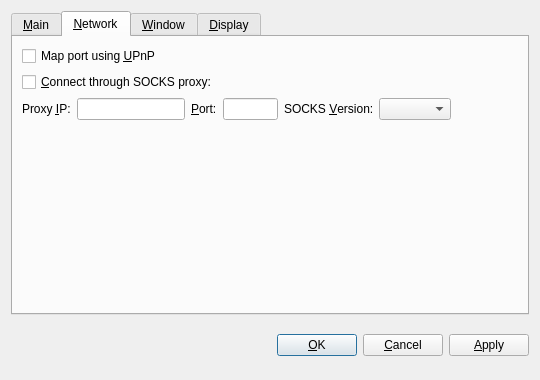
First picture: the form in src/qt/forms/optionsdialog.ui, repository antonjuniordev/DonCoin, before the edit.
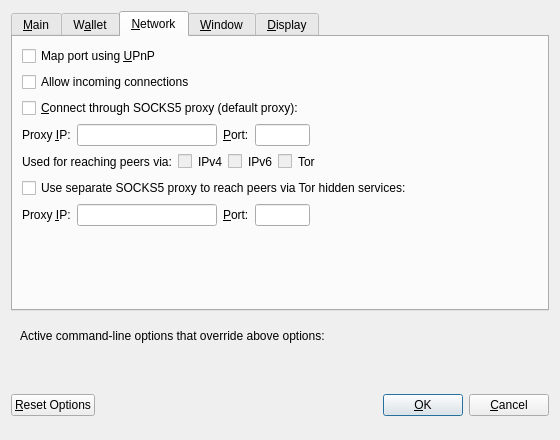
Second picture: the form after the edit. The open tabs and pages were chosen to show the change. Custom widgets are drawn as their Qt base class.

The edit to the form file:
```diff
--- a/src/qt/forms/optionsdialog.ui
+++ b/src/qt/forms/optionsdialog.ui
@@ -6,8 +6,8 @@
    <rect>
     <x>0</x>
     <y>0</y>
-    <width>540</width>
-    <height>380</height>
+    <width>560</width>
+    <height>440</height>
    </rect>
   </property>
   <property name="windowTitle">
@@ -19,11 +19,8 @@
   <layout class="QVBoxLayout" name="verticalLayout">
    <item>
     <widget class="QTabWidget" name="tabWidget">
-     <property name="tabPosition">
-      <enum>QTabWidget::North</enum>
-     </property>
      <property name="currentIndex">
-      <number>1</number>
+      <number>0</number>
      </property>
      <widget class="QWidget" name="tabMain">
       <attribute name="title">
@@ -31,38 +28,45 @@
       </attribute>
       <layout class="QVBoxLayout" name="verticalLayout_Main">
        <item>
-        <widget class="QLabel" name="transactionFeeInfoLabel">
+        <widget class="QCheckBox" name="doncoinAtStartup">
+         <property name="toolTip">
+          <string>Automatically start %1 after logging in to the system.</string>
+         </property>
          <property name="text">
-          <string>Optional transaction fee per kB that helps make sure your transactions are processed quickly. Most transactions are 1 kB. Fee 0.01 recommended.</string>
+          <string>&amp;Start %1 on system login</string>
          </property>
-         <property name="textFormat">
-          <enum>Qt::PlainText</enum>
-         </property>
-         <property name="wordWrap">
-          <bool>true</bool>
-         </property>
         </widget>
        </item>
        <item>
-        <layout class="QHBoxLayout" name="horizontalLayout_Main">
+        <layout class="QHBoxLayout" name="horizontalLayout_2_Main">
          <item>
-          <widget class="QLabel" name="transactionFeeLabel">
+          <widget class="QLabel" name="databaseCacheLabel">
            <property name="text">
-            <string>Pay transaction &amp;fee</string>
+            <string>Size of &amp;database cache</string>
            </property>
            <property name="textFormat">
             <enum>Qt::PlainText</enum>
            </property>
            <property name="buddy">
-            <cstring>transactionFee</cstring>
+            <cstring>databaseCache</cstring>
            </property>
           </widget>
          </item>
          <item>
-          <widget class="BitcoinAmountField" name="transactionFee"/>
+          <widget class="QSpinBox" name="databaseCache"/>
          </item>
          <item>
-          <spacer name="horizontalSpacer_Main">
+          <widget class="QLabel" name="databaseCacheUnitLabel">
+           <property name="text">
+            <string>MB</string>
+           </property>
+           <property name="textFormat">
+            <enum>Qt::PlainText</enum>
+           </property>
+          </widget>
+         </item>
+         <item>
+          <spacer name="horizontalSpacer_2_Main">
            <property name="orientation">
             <enum>Qt::Horizontal</enum>
            </property>
@@ -77,24 +81,41 @@
         </layout>
        </item>
        <item>
-        <widget class="QCheckBox" name="bitcoinAtStartup">
-         <property name="toolTip">
-          <string>Automatically start DonCoin after logging in to the system.</string>
-         </property>
-         <property name="text">
-          <string>&amp;Start DonCoin on system login</string>
-         </property>
-        </widget>
-       </item>
-       <item>
-        <widget class="QCheckBox" name="detachDatabases">
-         <property name="toolTip">
-          <string>Detach block and address databases at shutdown. This means they can be moved to another data directory, but it slows down shutdown. The wallet is always detached.</string>
-         </property>
-         <property name="text">
-          <string>&amp;Detach databases at shutdown</string>
-         </property>
-        </widget>
+        <layout class="QHBoxLayout" name="horizontalLayout_3_Main">
+         <item>
+          <widget class="QLabel" name="threadsScriptVerifLabel">
+           <property name="text">
+            <string>Number of script &amp;verification threads</string>
+           </property>
+           <property name="textFormat">
+            <enum>Qt::PlainText</enum>
+           </property>
+           <property name="buddy">
+            <cstring>threadsScriptVerif</cstring>
+           </property>
+          </widget>
+         </item>
+         <item>
+          <widget class="QSpinBox" name="threadsScriptVerif">
+           <property name="toolTip">
+            <string>(0 = auto, &lt;0 = leave that many cores free)</string>
+           </property>
+          </widget>
+         </item>
+         <item>
+          <spacer name="horizontalSpacer_3_Main">
+           <property name="orientation">
+            <enum>Qt::Horizontal</enum>
+           </property>
+           <property name="sizeHint" stdset="0">
+            <size>
+             <width>40</width>
+             <height>20</height>
+            </size>
+           </property>
+          </spacer>
+         </item>
+        </layout>
        </item>
        <item>
         <spacer name="verticalSpacer_Main">
@@ -111,6 +132,55 @@
        </item>
       </layout>
      </widget>
+     <widget class="QWidget" name="tabWallet">
+      <attribute name="title">
+       <string>W&amp;allet</string>
+      </attribute>
+      <layout class="QVBoxLayout" name="verticalLayout_Wallet">
+       <item>
+        <widget class="QGroupBox" name="groupBox">
+         <property name="title">
+          <string>Expert</string>
+         </property>
+         <layout class="QVBoxLayout" name="verticalLayout_2">
+          <item>
+           <widget class="QCheckBox" name="coinControlFeatures">
+            <property name="toolTip">
+             <string>Whether to show coin control features or not.</string>
+            </property>
+            <property name="text">
+             <string>Enable coin &amp;control features</string>
+            </property>
+           </widget>
+          </item>
+          <item>
+           <widget class="QCheckBox" name="spendZeroConfChange">
+            <property name="toolTip">
+             <string>If you disable the spending of unconfirmed change, the change from a transaction cannot be used until that transaction has at least one confirmation. This also affects how your balance is computed.</string>
+            </property>
+            <property name="text">
+             <string>&amp;Spend unconfirmed change</string>
+            </property>
+           </widget>
+          </item>
+         </layout>
+        </widget>
+       </item>
+       <item>
+        <spacer name="verticalSpacer_Wallet">
+         <property name="orientation">
+          <enum>Qt::Vertical</enum>
+         </property>
+         <property name="sizeHint" stdset="0">
+          <size>
+           <width>20</width>
+           <height>40</height>
+          </size>
+         </property>
+        </spacer>
+       </item>
+      </layout>
+     </widget>
      <widget class="QWidget" name="tabNetwork">
       <attribute name="title">
        <string>&amp;Network</string>
@@ -126,18 +196,28 @@
          </property>
         </widget>
        </item>
+       <item>
+        <widget class="QCheckBox" name="allowIncoming">
+         <property name="toolTip">
+          <string>Accept connections from outside</string>
+         </property>
+         <property name="text">
+          <string>Allow incoming connections</string>
+         </property>
+        </widget>
+       </item>
        <item>
         <widget class="QCheckBox" name="connectSocks">
          <property name="toolTip">
-          <string>Connect to the DonCoin network through a SOCKS proxy (e.g. when connecting through Tor).</string>
+          <string>Connect to the DonCoin network through a SOCKS5 proxy.</string>
          </property>
          <property name="text">
-          <string>&amp;Connect through SOCKS proxy:</string>
+          <string>&amp;Connect through SOCKS5 proxy (default proxy):</string>
          </property>
         </widget>
        </item>
        <item>
-        <layout class="QHBoxLayout" name="horizontalLayout_Network">
+        <layout class="QHBoxLayout" name="horizontalLayout_1_Network">
          <item>
           <widget class="QLabel" name="proxyIpLabel">
            <property name="text">
@@ -153,6 +233,12 @@
          </item>
          <item>
           <widget class="QValidatedLineEdit" name="proxyIp">
+           <property name="minimumSize">
+            <size>
+             <width>140</width>
+             <height>0</height>
+            </size>
+           </property>
            <property name="maximumSize">
             <size>
              <width>140</width>
@@ -160,7 +246,7 @@
             </size>
            </property>
            <property name="toolTip">
-            <string>IP address of the proxy (e.g. 127.0.0.1)</string>
+            <string>IP address of the proxy (e.g. IPv4: 127.0.0.1 / IPv6: ::1)</string>
            </property>
           </widget>
          </item>
@@ -179,6 +265,12 @@
          </item>
          <item>
           <widget class="QLineEdit" name="proxyPort">
+           <property name="minimumSize">
+            <size>
+             <width>55</width>
+             <height>0</height>
+            </size>
+           </property>
            <property name="maximumSize">
             <size>
              <width>55</width>
@@ -191,27 +283,194 @@
           </widget>
          </item>
          <item>
-          <widget class="QLabel" name="socksVersionLabel">
+          <spacer name="horizontalSpacer_1_Network">
+           <property name="orientation">
+            <enum>Qt::Horizontal</enum>
+           </property>
+           <property name="sizeHint" stdset="0">
+            <size>
+             <width>40</width>
+             <height>20</height>
+            </size>
+           </property>
+          </spacer>
+         </item>
+        </layout>
+       </item>
+       <item>
+        <layout class="QHBoxLayout" name="horizontalLayout_2_Network">
+         <item>
+          <widget class="QLabel" name="proxyActiveNets">
            <property name="text">
-            <string>SOCKS &amp;Version:</string>
+            <string>Used for reaching peers via:</string>
            </property>
            <property name="textFormat">
             <enum>Qt::PlainText</enum>
            </property>
+          </widget>
+         </item>
+         <item>
+          <widget class="QCheckBox" name="proxyReachIPv4">
+           <property name="enabled">
+            <bool>false</bool>
+           </property>
+           <property name="toolTip">
+            <string>Shows, if the supplied default SOCKS5 proxy is used to reach peers via this network type.</string>
+           </property>
+           <property name="text">
+            <string/>
+           </property>
+          </widget>
+         </item>
+         <item>
+          <widget class="QLabel" name="proxyReachIPv4Label">
+           <property name="text">
+            <string>IPv4</string>
+           </property>
+           <property name="textFormat">
+            <enum>Qt::PlainText</enum>
+           </property>
+          </widget>
+         </item>
+         <item>
+          <widget class="QCheckBox" name="proxyReachIPv6">
+           <property name="enabled">
+            <bool>false</bool>
+           </property>
+           <property name="toolTip">
+            <string>Shows, if the supplied default SOCKS5 proxy is used to reach peers via this network type.</string>
+           </property>
+           <property name="text">
+            <string/>
+           </property>
+          </widget>
+         </item>
+         <item>
+          <widget class="QLabel" name="proxyReachIPv6Label">
+           <property name="text">
+            <string>IPv6</string>
+           </property>
+           <property name="textFormat">
+            <enum>Qt::PlainText</enum>
+           </property>
+          </widget>
+         </item>
+         <item>
+          <widget class="QCheckBox" name="proxyReachTor">
+           <property name="enabled">
+            <bool>false</bool>
+           </property>
+           <property name="toolTip">
+            <string>Shows, if the supplied default SOCKS5 proxy is used to reach peers via this network type.</string>
+           </property>
+           <property name="text">
+            <string/>
+           </property>
+          </widget>
+         </item>
+         <item>
+          <widget class="QLabel" name="proxyReachTorLabel">
+           <property name="text">
+            <string>Tor</string>
+           </property>
+           <property name="textFormat">
+            <enum>Qt::PlainText</enum>
+           </property>
+          </widget>
+         </item>
+         <item>
+          <spacer name="horizontalSpacer_2_Network">
+           <property name="orientation">
+            <enum>Qt::Horizontal</enum>
+           </property>
+           <property name="sizeHint" stdset="0">
+            <size>
+             <width>40</width>
+             <height>20</height>
+            </size>
+           </property>
+          </spacer>
+         </item>
+        </layout>
+       </item>
+       <item>
+        <widget class="QCheckBox" name="connectSocksTor">
+         <property name="toolTip">
+          <string>Connect to the DonCoin network through a separate SOCKS5 proxy for Tor hidden services.</string>
+         </property>
+         <property name="text">
+          <string>Use separate SOCKS5 proxy to reach peers via Tor hidden services:</string>
+         </property>
+        </widget>
+       </item>
+       <item>
+        <layout class="QHBoxLayout" name="horizontalLayout_3_Network">
+         <item>
+          <widget class="QLabel" name="proxyIpTorLabel">
+           <property name="text">
+            <string>Proxy &amp;IP:</string>
+           </property>
+           <property name="textFormat">
+            <enum>Qt::PlainText</enum>
+           </property>
            <property name="buddy">
-            <cstring>socksVersion</cstring>
+            <cstring>proxyIpTor</cstring>
            </property>
           </widget>
          </item>
          <item>
-          <widget class="QValueComboBox" name="socksVersion">
+          <widget class="QValidatedLineEdit" name="proxyIpTor">
+           <property name="minimumSize">
+            <size>
+             <width>140</width>
+             <height>0</height>
+            </size>
+           </property>
+           <property name="maximumSize">
+            <size>
+             <width>140</width>
+             <height>16777215</height>
+            </size>
+           </property>
            <property name="toolTip">
-            <string>SOCKS version of the proxy (e.g. 5)</string>
+            <string>IP address of the proxy (e.g. IPv4: 127.0.0.1 / IPv6: ::1)</string>
            </property>
           </widget>
          </item>
          <item>
-          <spacer name="horizontalSpacer_Network">
+          <widget class="QLabel" name="proxyPortTorLabel">
+           <property name="text">
+            <string>&amp;Port:</string>
+           </property>
+           <property name="textFormat">
+            <enum>Qt::PlainText</enum>
+           </property>
+           <property name="buddy">
+            <cstring>proxyPortTor</cstring>
+           </property>
+          </widget>
+         </item>
+         <item>
+          <widget class="QLineEdit" name="proxyPortTor">
+           <property name="minimumSize">
+            <size>
+             <width>55</width>
+             <height>0</height>
+            </size>
+           </property>
+           <property name="maximumSize">
+            <size>
+             <width>55</width>
+             <height>16777215</height>
+            </size>
+           </property>
+           <property name="toolTip">
+            <string>Port of the proxy (e.g. 9050)</string>
+           </property>
+          </widget>
+         </item>
+         <item>
+          <spacer name="horizontalSpacer_4_Network">
            <property name="orientation">
             <enum>Qt::Horizontal</enum>
            </property>
@@ -245,6 +504,16 @@
        <string>&amp;Window</string>
       </attribute>
       <layout class="QVBoxLayout" name="verticalLayout_Window">
+       <item>
+        <widget class="QCheckBox" name="hideTrayIcon">
+         <property name="toolTip">
+          <string>&amp;Hide the icon from the system tray.</string>
+         </property>
+         <property name="text">
+          <string>Hide tray icon</string>
+         </property>
+        </widget>
+       </item>
        <item>
         <widget class="QCheckBox" name="minimizeToTray">
          <property name="toolTip">
@@ -258,7 +527,7 @@
        <item>
         <widget class="QCheckBox" name="minimizeOnClose">
          <property name="toolTip">
-          <string>Minimize instead of exit the application when the window is closed. When this option is enabled, the application will be closed only after selecting Quit in the menu.</string>
+          <string>Minimize instead of exit the application when the window is closed. When this option is enabled, the application will be closed only after selecting Exit in the menu.</string>
          </property>
          <property name="text">
           <string>M&amp;inimize on close</string>
@@ -303,7 +572,7 @@
          <item>
           <widget class="QValueComboBox" name="lang">
            <property name="toolTip">
-            <string>The user interface language can be set here. This setting will take effect after restarting DonCoin.</string>
+            <string>The user interface language can be set here. This setting will take effect after restarting %1.</string>
            </property>
           </widget>
          </item>
@@ -334,14 +603,28 @@
         </layout>
        </item>
        <item>
-        <widget class="QCheckBox" name="displayAddresses">
-         <property name="toolTip">
-          <string>Whether to show DonCoin addresses in the transaction list or not.</string>
-         </property>
-         <property name="text">
-          <string>&amp;Display addresses in transaction list</string>
-         </property>
-        </widget>
+        <layout class="QHBoxLayout" name="horizontalLayout_3_Display">
+         <item>
+          <widget class="QLabel" name="thirdPartyTxUrlsLabel">
+           <property name="toolTip">
+            <string>Third party URLs (e.g. a block explorer) that appear in the transactions tab as context menu items. %s in the URL is replaced by transaction hash. Multiple URLs are separated by vertical bar |.</string>
+           </property>
+           <property name="text">
+            <string>Third party transaction URLs</string>
+           </property>
+           <property name="buddy">
+            <cstring>thirdPartyTxUrls</cstring>
+           </property>
+          </widget>
+         </item>
+         <item>
+          <widget class="QLineEdit" name="thirdPartyTxUrls">
+           <property name="toolTip">
+            <string>Third party URLs (e.g. a block explorer) that appear in the transactions tab as context menu items. %s in the URL is replaced by transaction hash. Multiple URLs are separated by vertical bar |.</string>
+           </property>
+          </widget>
+         </item>
+        </layout>
        </item>
        <item>
         <spacer name="verticalSpacer_Display">
@@ -360,8 +643,67 @@
      </widget>
     </widget>
    </item>
+   <item>
+    <widget class="QFrame" name="frame">
+     <layout class="QVBoxLayout" name="verticalLayout_Bottom">
+      <item>
+       <layout class="QHBoxLayout" name="horizontalLayout_Bottom">
+        <item>
+         <widget class="QLabel" name="overriddenByCommandLineInfoLabel">
+          <property name="text">
+           <string>Active command-line options that override above options:</string>
+          </property>
+          <property name="textFormat">
+           <enum>Qt::PlainText</enum>
+          </property>
+         </widget>
+        </item>
+        <item>
+         <spacer name="horizontalSpacer_Bottom">
+          <property name="orientation">
+           <enum>Qt::Horizontal</enum>
+          </property>
+          <property name="sizeHint" stdset="0">
+           <size>
+            <width>40</width>
+            <height>20</height>
+           </size>
+          </property>
+         </spacer>
+        </item>
+       </layout>
+      </item>
+      <item>
+       <widget class="QLabel" name="overriddenByCommandLineLabel">
+        <property name="text">
+         <string/>
+        </property>
+        <property name="textFormat">
+         <enum>Qt::PlainText</enum>
+        </property>
+        <property name="wordWrap">
+         <bool>true</bool>
+        </property>
+       </widget>
+      </item>
+     </layout>
+    </widget>
+   </item>
    <item>
     <layout class="QHBoxLayout" name="horizontalLayout_Buttons">
+     <item>
+      <widget class="QPushButton" name="resetButton">
+       <property name="toolTip">
+        <string>Reset all client options to default.</string>
+       </property>
+       <property name="text">
+        <string>&amp;Reset Options</string>
+       </property>
+       <property name="autoDefault">
+        <bool>false</bool>
+       </property>
+      </widget>
+     </item>
      <item>
       <spacer name="horizontalSpacer_1">
        <property name="orientation">
@@ -377,6 +719,12 @@
      </item>
      <item>
       <widget class="QLabel" name="statusLabel">
+       <property name="minimumSize">
+        <size>
+         <width>200</width>
+         <height>0</height>
+        </size>
+       </property>
        <property name="font">
         <font>
          <weight>75</weight>
@@ -412,6 +760,12 @@
        <property name="text">
         <string>&amp;OK</string>
        </property>
+       <property name="autoDefault">
+        <bool>false</bool>
+       </property>
+       <property name="default">
+        <bool>true</bool>
+       </property>
       </widget>
      </item>
      <item>
@@ -424,42 +778,21 @@
        </property>
       </widget>
      </item>
-     <item>
-      <widget class="QPushButton" name="applyButton">
-       <property name="text">
-        <string>&amp;Apply</string>
-       </property>
-       <property name="autoDefault">
-        <bool>false</bool>
-       </property>
-       <property name="default">
-        <bool>false</bool>
-       </property>
-       <property name="flat">
-        <bool>false</bool>
-       </property>
-      </widget>
-     </item>
     </layout>
    </item>
   </layout>
  </widget>
  <customwidgets>
-  <customwidget>
-   <class>BitcoinAmountField</class>
-   <extends>QSpinBox</extends>
-   <header>bitcoinamountfield.h</header>
-  </customwidget>
-  <customwidget>
-   <class>QValueComboBox</class>
-   <extends>QComboBox</extends>
-   <header>qvaluecombobox.h</header>
-  </customwidget>
   <customwidget>
    <class>QValidatedLineEdit</class>
    <extends>QLineEdit</extends>
    <header>qvalidatedlineedit.h</header>
   </customwidget>
+  <customwidget>
+   <class>QValueComboBox</class>
+   <extends>QComboBox</extends>
+   <header>qvaluecombobox.h</header>
+  </customwidget>
  </customwidgets>
  <resources/>
  <connections/>
```
